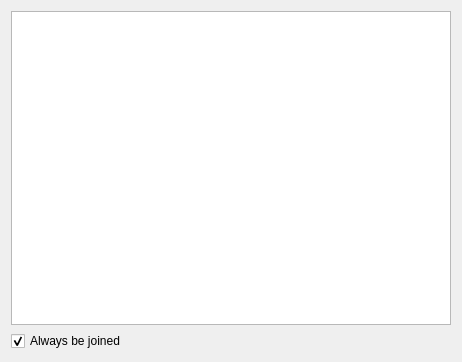
Old version of the form lxqt-config-monitor/monitorpicture.ui in the repository lxqt/lxqt-config.
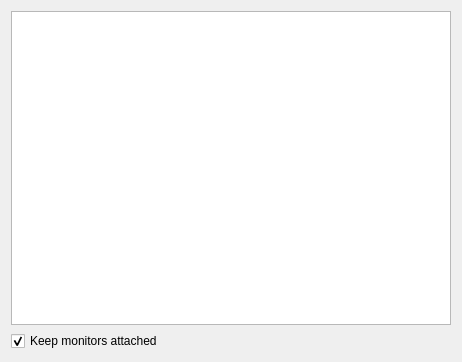
New version of the form.

Patch:
```diff
--- a/lxqt-config-monitor/monitorpicture.ui
+++ b/lxqt-config-monitor/monitorpicture.ui
@@ -24,7 +24,7 @@
    <item>
     <widget class="QCheckBox" name="magneticCheckBox">
      <property name="text">
-      <string>Always be joined</string>
+      <string>Keep monitors attached</string>
      </property>
      <property name="checked">
       <bool>true</bool>
```
